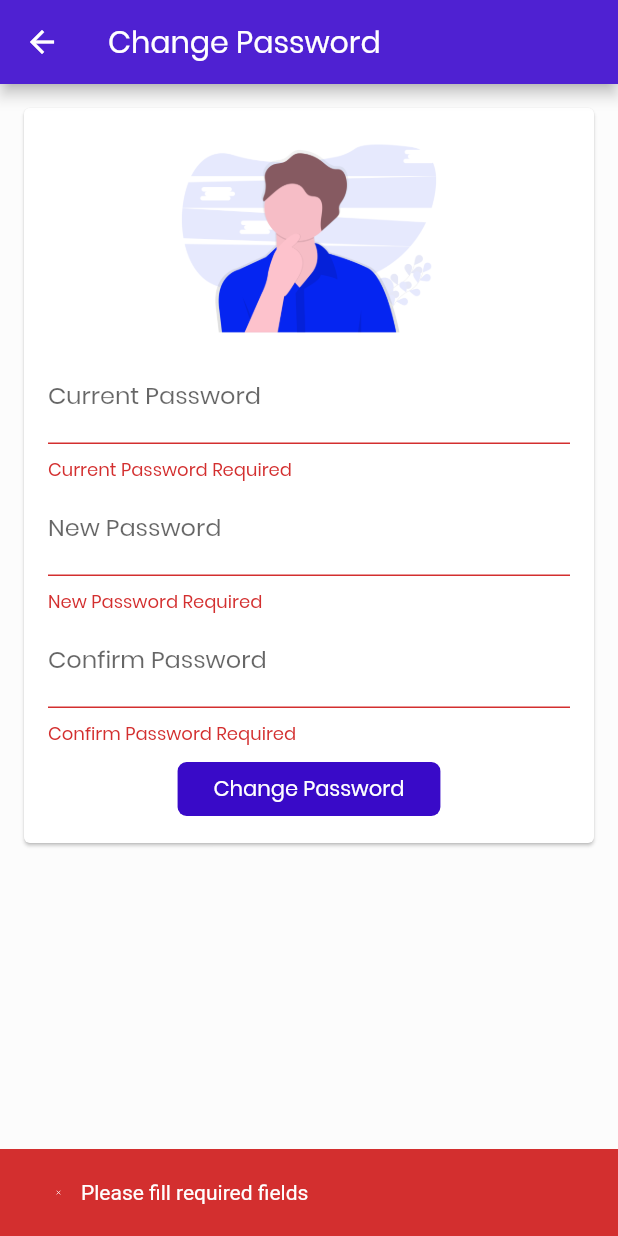
After one commit to skaran921/Gift_Reminder, a Flutter app: the ChangePassword screen opened directly, after a tap on "Change Password", on a phone screen of 412 x 824 dp. The commit adds this screen. Run offline on Flutter 3.47's test engine with Material 2 defaults, Android fonts, the phone set to English and light mode, and no system bars; our stand-ins replace bloc, flutter_bloc, font_awesome_flutter, lottie, share and 1 more; missing offline and left inert: dart:ffi, flutter_shimmer, shared_preferences_web; accounts and stored records are empty.

Commit message:
Add files via upload

```diff
--- a/gift_reminder/lib/dashboard/dashboardPage.dart
+++ b/gift_reminder/lib/dashboard/dashboardPage.dart
@@ -4,7 +4,7 @@ import 'package:gift_reminder/bloc/bloc.dart';
 import 'package:gift_reminder/components/custonAlertBox.dart';
 import 'package:gift_reminder/components/drawe.dart';
 import 'package:gift_reminder/config/gift.dart';
-import 'package:gift_reminder/dashboard/addTransaction.dart';
+import 'package:gift_reminder/dashboard/transaction/addTransaction.dart';
 import 'package:gift_reminder/dashboard/dashboardScreen.dart';
 import 'package:gift_reminder/dashboard/profile/profile.dart';
 import 'package:gift_reminder/login/login.dart';
--- /dev/null
+++ b/gift_reminder/lib/dashboard/profile/change_password.dart
@@ -0,0 +1,203 @@
+import 'package:flutter/material.dart';
+import 'package:gift_reminder/components/custonAlertBox.dart';
+import 'package:gift_reminder/config/admin_token.dart';
+import 'package:gift_reminder/config/gift.dart';
+import 'package:gift_reminder/service/profile.dart';
+import 'package:lottie/lottie.dart';
+
+class ChangePassword extends StatefulWidget {
+  @override
+  _ChangePasswordState createState() => _ChangePasswordState();
+}
+
+class _ChangePasswordState extends State<ChangePassword> {
+  final _changePasswordFormKey = GlobalKey<FormState>();
+  final _scaffoldKey = GlobalKey<ScaffoldState>();
+  TextEditingController _currentPasswordController = TextEditingController();
+  TextEditingController _newPasswordController = TextEditingController();
+  TextEditingController _confirmPasswordController = TextEditingController();
+
+  Future<bool> _onWillPop() async {
+    return await showDialog(
+        barrierDismissible: false,
+        context: context,
+        builder: (context) => AlertDialog(
+              title: Text("Confirmation"),
+              content: Text("Are you sure you want to leave this page?"),
+              actions: [
+                FlatButton.icon(
+                    color: Theme.of(context).secondaryHeaderColor,
+                    onPressed: () {
+                      Navigator.pop(context, false);
+                    },
+                    icon: Icon(Icons.close),
+                    label: Text('Close')),
+                FlatButton.icon(
+                    color: Theme.of(context).primaryColor,
+                    onPressed: () {
+                      Navigator.pop(context, true);
+                    },
+                    icon: Icon(Icons.check),
+                    label: Text('Sure'))
+              ],
+            ));
+  }
+
+  Future _onSubmit(BuildContext ctx) async {
+    FocusScope.of(context).unfocus();
+    if (_changePasswordFormKey.currentState.validate()) {
+      _changePasswordFormKey.currentState.save();
+
+      await ProfileService.updatePassword(
+              adminId: AdminToken.adminId,
+              email: AdminToken.adminEmail,
+              password: _currentPasswordController.text,
+              newPassword: _newPasswordController.text)
+          .then((value) async {
+        if (value['error'] == "X") {
+          _scaffoldKey.currentState.showSnackBar(SnackBar(
+            content: Row(
+              children: [
+                Lottie.asset(
+                  "assets/images/lottie/error-animation.json",
+                  width: 30.0,
+                  height: 30.0,
+                  fit: BoxFit.fill,
+                ),
+                Text("${value['msg']}"),
+              ],
+            ),
+            backgroundColor: Theme.of(ctx).errorColor,
+          ));
+        } else {
+          _scaffoldKey.currentState.showSnackBar(SnackBar(
+            content: Row(
+              mainAxisSize: MainAxisSize.min,
+              children: [
+                Lottie.asset(
+                  "assets/images/lottie/success.json",
+                  width: 30.0,
+                  height: 30.0,
+                  fit: BoxFit.fill,
+                ),
+                SizedBox(
+                  width: 4.0,
+                ),
+                Expanded(
+                  child: Text(
+                    "${value["msg"]}",
+                  ),
+                )
+              ],
+            ),
+            backgroundColor: Theme.of(ctx).primaryColor,
+          ));
+          _currentPasswordController.clear();
+          _newPasswordController.clear();
+          _confirmPasswordController.clear();
+        }
+      });
+    } else {
+      // show alert
+      _scaffoldKey.currentState.showSnackBar(SnackBar(
+        content: Row(
+          children: [
+            Lottie.asset(
+              "assets/images/lottie/error-animation.json",
+              width: 30.0,
+              height: 30.0,
+              fit: BoxFit.fill,
+            ),
+            Text("Please fill required fields"),
+          ],
+        ),
+        backgroundColor: Theme.of(ctx).errorColor,
+      ));
+    }
+  }
+
+  @override
+  Widget build(BuildContext context) {
+    return SafeArea(
+      child: Scaffold(
+        key: _scaffoldKey,
+        appBar: AppBar(
+          title: Text("Change Password"),
+        ),
+        body: SingleChildScrollView(
+          padding: EdgeInsets.all(12.0),
+          child: Container(
+            child: Card(
+              child: Container(
+                padding: EdgeInsets.symmetric(vertical: 12.0, horizontal: 16.0),
+                child: Form(
+                  key: _changePasswordFormKey,
+                  onWillPop: _onWillPop,
+                  child: Column(
+                    children: <Widget>[
+                      Image.asset(
+                        "assets/images/forgot_password.png",
+                        width: 200,
+                        height: 150,
+                        fit: BoxFit.cover,
+                      ),
+                      TextFormField(
+                        controller: _currentPasswordController,
+                        obscureText: true,
+                        decoration:
+                            InputDecoration(labelText: "Current Password"),
+                        validator: (value) {
+                          if (value.isEmpty) {
+                            return "Current Password Required";
+                          }
+                          return null;
+                        },
+                      ),
+                      TextFormField(
+                        controller: _newPasswordController,
+                        obscureText: true,
+                        decoration: InputDecoration(labelText: "New Password"),
+                        validator: (value) {
+                          if (value.isEmpty) {
+                            return "New Password Required";
+                          } else if (value.length < 8) {
+                            return "New Password Must Contains At Least 8 Characters";
+                          }
+                          return null;
+                        },
+                      ),
+                      TextFormField(
+                        controller: _confirmPasswordController,
+                        obscureText: true,
+                        decoration:
+                            InputDecoration(labelText: "Confirm Password"),
+                        validator: (value) {
+                          if (value.isEmpty) {
+                            return "Confirm Password Required";
+                          } else if (value != _newPasswordController.text) {
+                            return "Confirm Password Are Incorrect";
+                          }
+                          return null;
+                        },
+                      ),
+                      SizedBox(
+                        height: 4.0,
+                      ),
+                      FlatButton(
+                        child: Text("Change Password"),
+                        onPressed: () {
+                          _onSubmit(context);
+                        },
+                        color: Theme.of(context).primaryColor,
+                      )
+                    ],
+                  ),
+                ),
+              ),
+            ),
+          ),
+        ),
+      ),
+    );
+  }
+}
--- a/gift_reminder/lib/service/profile.dart
+++ b/gift_reminder/lib/service/profile.dart
@@ -34,4 +34,31 @@ class ProfileService {
       return {"msg": "$error", "error": "X"};
     }
   }
+
+  static Future updatePassword(
+      {@required adminId,
+      @required email,
+      @required password,
+      @required newPassword}) async {
+    try {
+      Map _data = {
+        "admin_id": "$adminId",
+        "new_password": "$newPassword",
+        "email": "$email",
+        "password": "$password"
+      };
+      var response =
+          await http.post("${Gift.baseUrl}/changePassword.php", body: _data);
+      var jsonResponse = json.decode(response.body);
+      print(jsonResponse);
+      return jsonResponse;
+    } on HttpException catch (error) {
+      return {"msg": "${error.message}", "error": "X"};
+    } on SocketException catch (error) {
+      return {"msg": "${error.message}", "error": "X"};
+    } catch (error, stacktrace) {
+      print("$error $stacktrace");
+      return {"msg": "$error", "error": "X"};
+    }
+  }
 }
```
Also changed, not shown: gift_reminder/lib/components/drawe.dart (+13 -0 lines), gift_reminder/lib/dashboard/dashboard.dart (+18 -16 lines), gift_reminder/lib/dashboard/transaction/addTransaction.dart (added, +329 -0 lines), gift_reminder/lib/dashboard/transaction/searchTransaction.dart (+4 -4 lines), gift_reminder/lib/dashboard/transaction/transactions.dart (+4 -4 lines).
